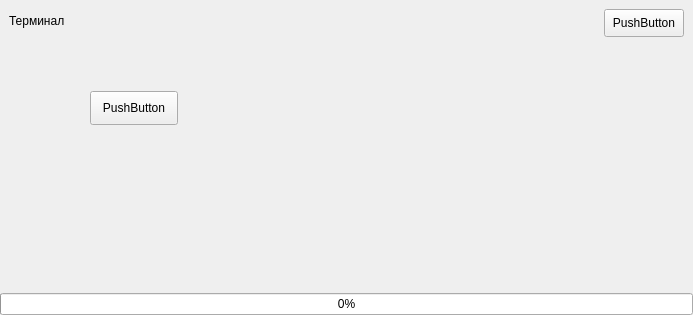
Above: panel_other.ui from Ivanos121/pyTorch-Studio before the change. Below: the same form after it.
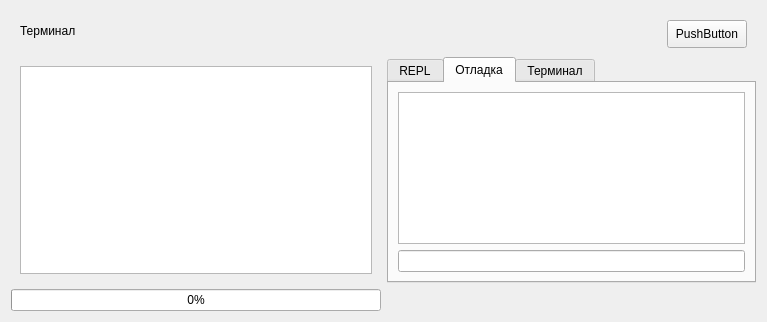
That is the form after the change. The open tabs and pages were chosen to show the change. Custom widgets are drawn as their Qt base class.

Patch:
```diff
--- a/panel_other.ui
+++ b/panel_other.ui
@@ -6,93 +6,14 @@
    <rect>
     <x>0</x>
     <y>0</y>
-    <width>693</width>
-    <height>315</height>
+    <width>767</width>
+    <height>322</height>
    </rect>
   </property>
   <property name="windowTitle">
    <string>Form</string>
   </property>
   <layout class="QGridLayout" name="gridLayout">
-   <property name="leftMargin">
-    <number>0</number>
-   </property>
-   <property name="topMargin">
-    <number>0</number>
-   </property>
-   <property name="rightMargin">
-    <number>0</number>
-   </property>
-   <property name="bottomMargin">
-    <number>0</number>
-   </property>
-   <property name="spacing">
-    <number>0</number>
-   </property>
-   <item row="2" column="0">
-    <widget class="QProgressBar" name="installProgress">
-     <property name="value">
-      <number>0</number>
-     </property>
-    </widget>
-   </item>
-   <item row="0" column="0">
-    <widget class="QWidget" name="menu_terminal" native="true">
-     <property name="minimumSize">
-      <size>
-       <width>0</width>
-       <height>40</height>
-      </size>
-     </property>
-     <layout class="QHBoxLayout" name="horizontalLayout_2">
-      <item>
-       <widget class="QLabel" name="label_2">
-        <property name="text">
-         <string>Терминал</string>
-        </property>
-       </widget>
-      </item>
-      <item>
-       <spacer name="horizontalSpacer_2">
-        <property name="orientation">
-         <enum>Qt::Orientation::Horizontal</enum>
-        </property>
-        <property name="sizeHint" stdset="0">
-         <size>
-          <width>40</width>
-          <height>20</height>
-         </size>
-        </property>
-       </spacer>
-      </item>
-      <item>
-       <widget class="QPushButton" name="btnClose">
-        <property name="sizePolicy">
-         <sizepolicy hsizetype="Fixed" vsizetype="Fixed">
-          <horstretch>0</horstretch>
-          <verstretch>0</verstretch>
-         </sizepolicy>
-        </property>
-        <property name="minimumSize">
-         <size>
-          <width>0</width>
-          <height>28</height>
-         </size>
-        </property>
-        <property name="maximumSize">
-         <size>
-          <width>16777215</width>
-          <height>28</height>
-         </size>
-        </property>
-        <property name="text">
-         <string>PushButton</string>
-        </property>
-       </widget>
-      </item>
-     </layout>
-    </widget>
-   </item>
    <item row="1" column="0">
     <widget class="QStackedWidget" name="stackedWidget">
      <property name="currentIndex">
@@ -390,22 +311,124 @@
       </widget>
      </widget>
      <widget class="QWidget" name="page_3">
-      <widget class="QPushButton" name="pushButton">
-       <property name="geometry">
-        <rect>
-         <x>90</x>
-         <y>50</y>
-         <width>88</width>
-         <height>34</height>
-        </rect>
-       </property>
-       <property name="text">
-        <string>PushButton</string>
-       </property>
-      </widget>
+      <layout class="QGridLayout" name="gridLayout_6">
+       <item row="0" column="0">
+        <widget class="QTableWidget" name="pipTableWidget"/>
+       </item>
+      </layout>
      </widget>
     </widget>
    </item>
+   <item row="1" column="1">
+    <widget class="QTabWidget" name="tabWidget">
+     <property name="currentIndex">
+      <number>1</number>
+     </property>
+     <widget class="QWidget" name="tab_5">
+      <attribute name="title">
+       <string>REPL</string>
+      </attribute>
+      <layout class="QGridLayout" name="gridLayout_4">
+       <item row="0" column="0">
+        <widget class="QPlainTextEdit" name="historyEdit"/>
+       </item>
+       <item row="1" column="0">
+        <widget class="QLineEdit" name="inputEdit"/>
+       </item>
+      </layout>
+     </widget>
+     <widget class="QWidget" name="tab_6">
+      <attribute name="title">
+       <string>Отладка</string>
+      </attribute>
+      <layout class="QGridLayout" name="gridLayout_5">
+       <item row="0" column="0">
+        <widget class="QPlainTextEdit" name="debugHistoryEdit"/>
+       </item>
+       <item row="1" column="0">
+        <widget class="QLineEdit" name="debugInputLineEdit"/>
+       </item>
+      </layout>
+     </widget>
+     <widget class="QWidget" name="tab_7">
+      <attribute name="title">
+       <string>Терминал</string>
+      </attribute>
+      <layout class="QGridLayout" name="gridLayout_7">
+       <item row="0" column="0">
+        <widget class="QPlainTextEdit" name="terminalHistoryEdit"/>
+       </item>
+       <item row="1" column="0">
+        <widget class="QLineEdit" name="terminalInputLineEdit"/>
+       </item>
+      </layout>
+     </widget>
+    </widget>
+   </item>
+   <item row="2" column="0">
+    <widget class="QProgressBar" name="installProgress">
+     <property name="value">
+      <number>0</number>
+     </property>
+    </widget>
+   </item>
+   <item row="0" column="0" colspan="2">
+    <widget class="QWidget" name="menu_terminal" native="true">
+     <property name="minimumSize">
+      <size>
+       <width>0</width>
+       <height>40</height>
+      </size>
+     </property>
+     <layout class="QHBoxLayout" name="horizontalLayout_2">
+      <item>
+       <widget class="QLabel" name="label_2">
+        <property name="text">
+         <string>Терминал</string>
+        </property>
+       </widget>
+      </item>
+      <item>
+       <spacer name="horizontalSpacer_2">
+        <property name="orientation">
+         <enum>Qt::Orientation::Horizontal</enum>
+        </property>
+        <property name="sizeHint" stdset="0">
+         <size>
+          <width>40</width>
+          <height>20</height>
+         </size>
+        </property>
+       </spacer>
+      </item>
+      <item>
+       <widget class="QPushButton" name="btnClose2">
+        <property name="sizePolicy">
+         <sizepolicy hsizetype="Fixed" vsizetype="Fixed">
+          <horstretch>0</horstretch>
+          <verstretch>0</verstretch>
+         </sizepolicy>
+        </property>
+        <property name="minimumSize">
+         <size>
+          <width>0</width>
+          <height>28</height>
+         </size>
+        </property>
+        <property name="maximumSize">
+         <size>
+          <width>16777215</width>
+          <height>28</height>
+         </size>
+        </property>
+        <property name="text">
+         <string>PushButton</string>
+        </property>
+       </widget>
+      </item>
+     </layout>
+    </widget>
+   </item>
   </layout>
  </widget>
  <customwidgets>
```
Left out of the diff: 40 changed lines with no effect on the pictures.
